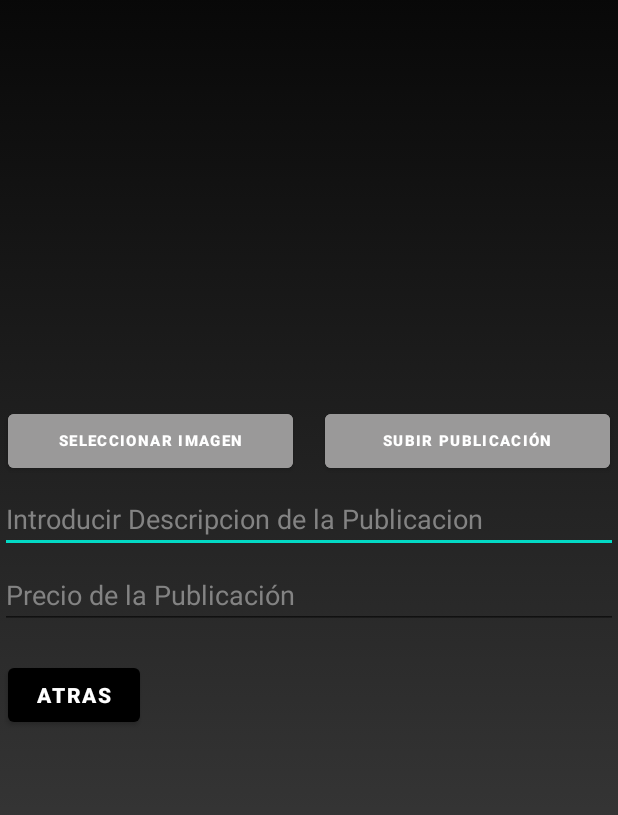
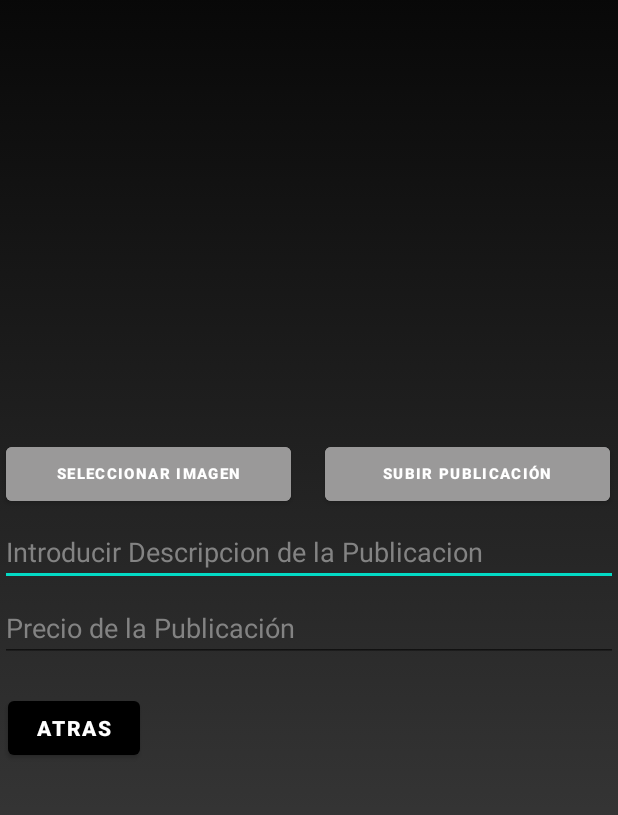
Before and after one commit to Naza-Calampuca/ArtBalance, an Android app: the SuirPublicacion screen opened directly, with no data from a screen before it, on a phone screen of 412 x 824 dp, the part 150-965 px from its top. Run offline under Robolectric (Android 15) with nearby library versions, the phone set to English and light mode, and no system bars; our stand-ins replace Firebase (no records; nobody signed in at launch, a user with empty details on screens opened directly).

Commit message:
preparado para lean

```diff
--- a/app/src/main/res/layout/activity_suir_publicacion.xml
+++ b/app/src/main/res/layout/activity_suir_publicacion.xml
@@ -55,8 +55,8 @@
             android:id="@+id/selectImagebtn"
             android:layout_width="190dp"
             android:layout_height="wrap_content"
-            android:layout_marginLeft="5dp"
-            android:layout_marginTop="10dp"
+            android:layout_marginLeft="4dp"
+            android:layout_marginTop="32dp"
             android:backgroundTint="#9A9999"
             android:text="Seleccionar Imagen"
             android:textSize="10dp"
@@ -69,7 +69,7 @@
             android:id="@+id/uploadimagebtn"
             android:layout_width="190dp"
             android:layout_height="wrap_content"
-            android:layout_marginTop="10dp"
+            android:layout_marginTop="32dp"
             android:layout_marginRight="5dp"
             android:backgroundTint="#9A9999"
             android:text="Subir Publicación"
```
